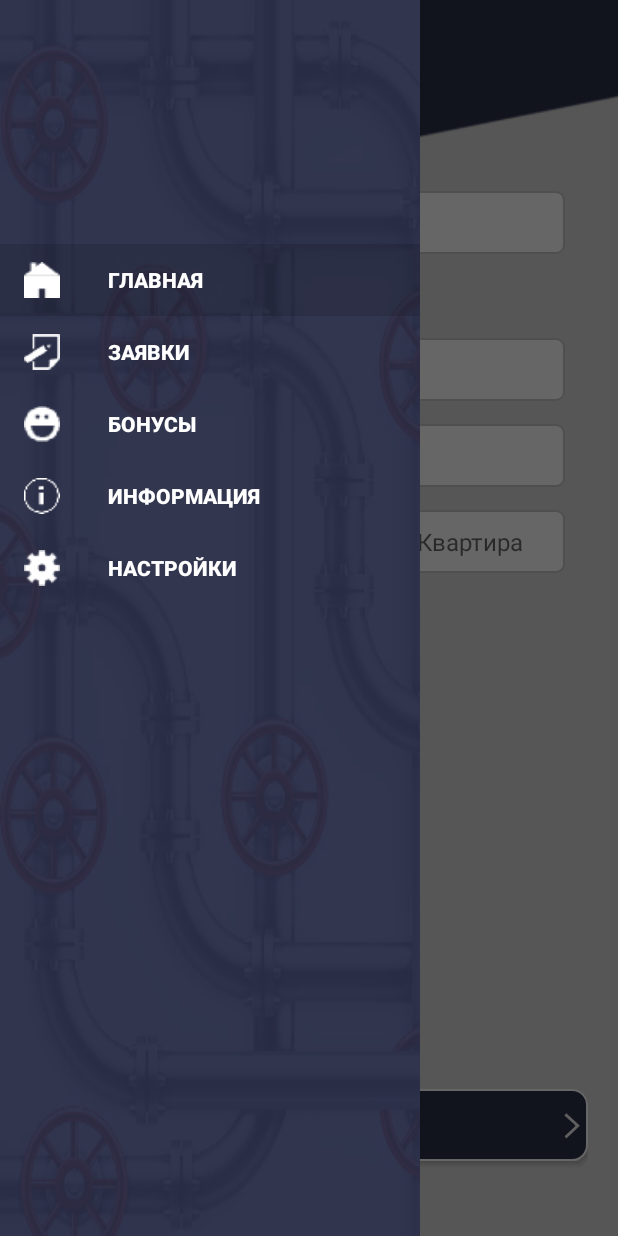
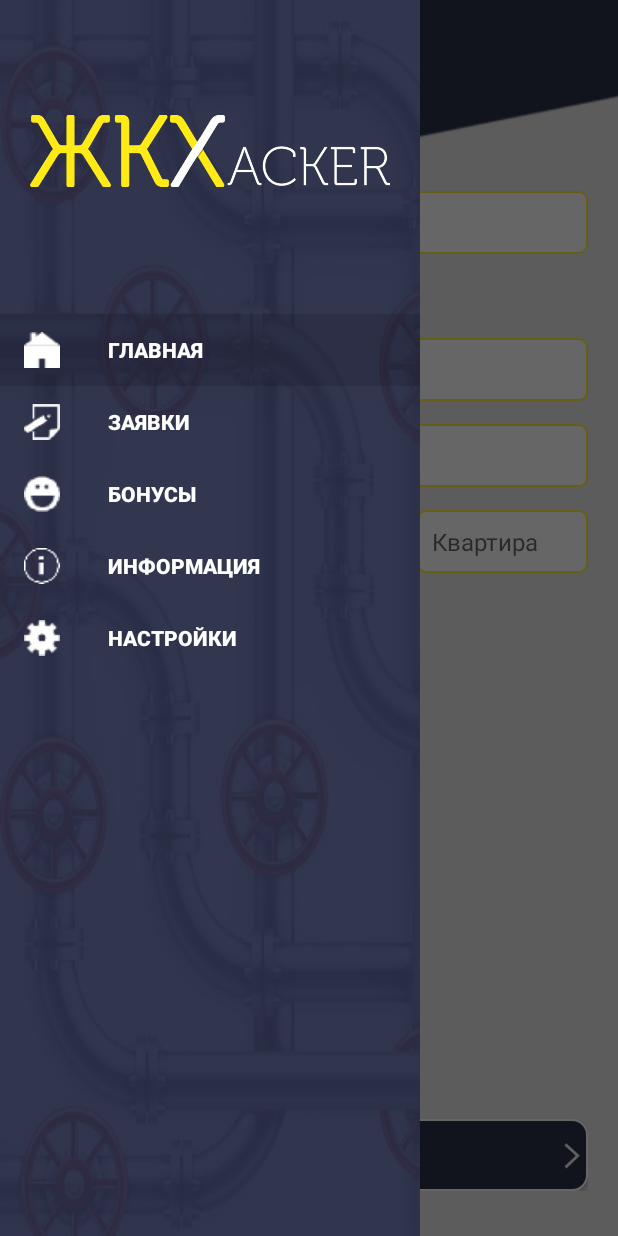
Before and after one commit to Perihackaton/4, an Android app: the fragment ProfileFragment placed in its activity, with the side drawer open, on a phone screen of 412 x 824 dp. Run offline under Robolectric (Android 15) with nearby library versions, the phone set to English and light mode, and no system bars; our stand-ins replace Volley; libraries missing offline, so code that uses them is left out: com.androidquery, io.realm; network calls fail; 3 statements that could not run were skipped.

Commit message:
design fixes

```diff
--- a/myzkhandroid_/app/src/main/AndroidManifest.xml
+++ b/myzkhandroid_/app/src/main/AndroidManifest.xml
@@ -18,12 +18,15 @@
         android:supportsRtl="true"
         android:theme="@style/AppTheme"
         android:name=".ZkhApp"
+
+
         >
         <meta-data
             android:name="com.google.android.gms.version"
             android:value="@integer/google_play_services_version" />
         <activity android:name=".screens.MainActivity"
-            android:launchMode="singleTask">
+            android:launchMode="singleTask"
+            >
             <intent-filter>
                 <action android:name="android.intent.action.MAIN" />
 
--- a/myzkhandroid_/app/src/main/res/layout/activity_auth.xml
+++ b/myzkhandroid_/app/src/main/res/layout/activity_auth.xml
@@ -6,7 +6,7 @@
     android:layout_width="match_parent"
     android:layout_height="match_parent"
     android:fitsSystemWindows="true"
-    android:background="@color/footer">
+    android:background="@drawable/drawer_bg">
 <LinearLayout xmlns:android="http://schemas.android.com/apk/res/android"
     xmlns:tools="http://schemas.android.com/tools" android:layout_width="match_parent"
     android:layout_height="match_parent"
@@ -18,7 +18,7 @@
         android:layout_width="match_parent"
         android:layout_height="wrap_content"
         android:id="@+id/imgLogo"
-        android:src="@drawable/logo_auth"
+        android:src="@drawable/logo_yellow"
         android:padding="20dp"/>
     <FrameLayout
         android:layout_width="match_parent"
--- a/myzkhandroid_/app/src/main/res/layout/fragment_history.xml
+++ b/myzkhandroid_/app/src/main/res/layout/fragment_history.xml
@@ -39,7 +39,9 @@
             android:textSize="16sp"
             android:padding="5dp"
             android:layout_gravity="center"
-            android:gravity="right"/>
+            android:gravity="right"
+            android:text="5436"
+            android:enabled="false"/>
     </LinearLayout>
 
     <android.support.v7.widget.RecyclerView
--- a/myzkhandroid_/app/src/main/res/layout/fragment_profile.xml
+++ b/myzkhandroid_/app/src/main/res/layout/fragment_profile.xml
@@ -1,8 +1,14 @@
 <?xml version="1.0" encoding="utf-8"?>
-<FrameLayout xmlns:android="http://schemas.android.com/apk/res/android"
+<LinearLayout xmlns:android="http://schemas.android.com/apk/res/android"
     android:orientation="vertical" android:layout_width="match_parent"
     android:layout_height="match_parent"
-    android:padding="20dp">
+    android:padding="20dp"
+    android:weightSum="1"
+    >
+ <ScrollView
+     android:layout_width="match_parent"
+     android:layout_height="match_parent"
+     android:layout_weight="1">
 <LinearLayout
     android:orientation="vertical" android:layout_width="match_parent"
     android:layout_height="match_parent"
@@ -17,7 +23,6 @@
         android:layout_height="wrap_content"
         style="@style/myedittext"
         android:layout_weight="0.5"
-        android:layout_marginRight="15dp"
         android:background="@drawable/edittextprofile"
         android:padding="10dp"
         android:textSize="16sp"
@@ -38,7 +43,7 @@
         android:layout_width="match_parent"
         android:layout_height="wrap_content"
         style="@style/myedittext"
-        android:layout_marginRight="15dp"
+
         android:background="@drawable/edittextprofile"
         android:padding="10dp"
         android:hint="@string/city_hint"
@@ -51,7 +56,6 @@
         android:layout_width="match_parent"
         android:layout_height="wrap_content"
         style="@style/myedittext"
-        android:layout_marginRight="15dp"
         android:background="@drawable/edittextprofile"
         android:padding="10dp"
         android:hint="@string/street_hint"
@@ -96,7 +100,6 @@
             android:layout_height="wrap_content"
             style="@style/myedittext"
             android:layout_weight="0.3"
-            android:layout_marginRight="15dp"
             android:background="@drawable/edittextprofile"
             android:padding="10dp"
             android:hint="@string/flat_hint"
@@ -110,6 +113,7 @@
 
 
 </LinearLayout>
+ </ScrollView>
     <Button
         android:layout_width="match_parent"
         android:layout_height="wrap_content"
@@ -118,9 +122,8 @@
         style="@style/button"
         android:textSize="20sp"
         android:textColor="@android:color/white"
-        android:layout_marginBottom="20dp"
         android:background="@drawable/btnshapereg"
         android:drawableRight="@drawable/arrow_white"
         android:layout_gravity="bottom"
         />
-</FrameLayout>
+</LinearLayout>
--- a/myzkhandroid_/app/src/main/res/layout/layout_header.xml
+++ b/myzkhandroid_/app/src/main/res/layout/layout_header.xml
@@ -2,23 +2,9 @@
 <LinearLayout xmlns:android="http://schemas.android.com/apk/res/android"
     android:orientation="vertical" android:layout_width="match_parent"
     android:layout_height="match_parent">
-    <TextView
+    <ImageView
         android:layout_width="match_parent"
-        android:layout_height="match_parent"
-        android:padding="10dp"
-        android:textSize="20sp"
-        android:textColor="@android:color/white"
-        android:id="@+id/txtName"
-        android:layout_marginTop="40dp"
-        android:textStyle="normal"
-        android:layout_marginBottom="20dp"/>
-
-    <TextView
-        android:layout_width="match_parent"
-        android:layout_height="match_parent"
-        android:padding="10dp"
-        android:textSize="20sp"
-        android:textColor="@android:color/white"
-        android:id="@+id/txtBonus"
-        android:textStyle="normal"/>
+        android:layout_height="wrap_content"
+        android:src="@drawable/logo_yellow"
+        android:padding="20dp"/>
 </LinearLayout>
--- a/myzkhandroid_/app/src/main/res/values/colors.xml
+++ b/myzkhandroid_/app/src/main/res/values/colors.xml
@@ -12,8 +12,8 @@
     <color name="color_dept_first">#ff0000</color>
     <color name="color_dept_second">#f2cf58</color>
     <color name="color_dept_third">#5bc87b</color>
-    <color name="footer">#d9d9d9</color>
-    <color name="edittextprofile">#c6c6c6</color>
+    <color name="footer">#e6e6e6</color>
+    <color name="edittextprofile">#ffea3c</color>
     <color name="progress_color">#03bc9a</color>
 
 </resources>
```
Also changed, not shown: myzkhandroid_/app/src/main/res/drawable/logo_yellow.png (added), myzkhandroid_/app/src/main/res/drawable/triangle_top_2.png (added).
